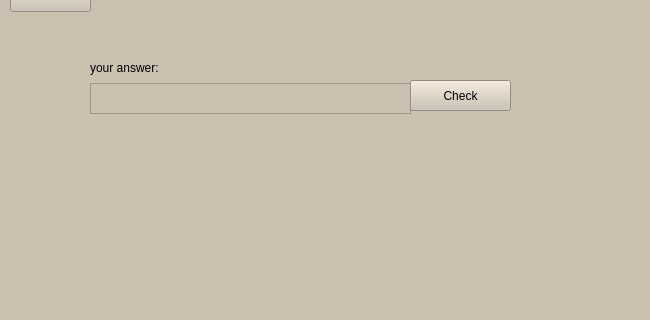
This is mainmenu.ui in University-of-Utah-CS3505/a9-an-educational-app-BrittonJordan as Qt 5 draws it before an edit; both pictures show x 150 to 800 and y 280 to 600 of the 800 by 600 pixel window. The edited form follows.
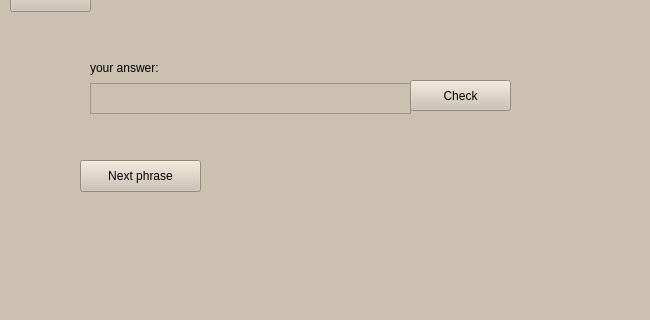
This is the edited form. The open tabs and pages were chosen to show the change. Custom widgets are drawn as their Qt base class.

Commit message: added support for phrase-description pairs in Field Practice.

```diff
--- a/mainmenu.ui
+++ b/mainmenu.ui
@@ -1390,14 +1390,27 @@
        <rect>
         <x>100</x>
         <y>410</y>
-        <width>241</width>
-        <height>16</height>
+        <width>411</width>
+        <height>21</height>
        </rect>
       </property>
       <property name="text">
        <string/>
       </property>
      </widget>
+     <widget class="QPushButton" name="nextPhraseButton">
+      <property name="geometry">
+       <rect>
+        <x>90</x>
+        <y>440</y>
+        <width>121</width>
+        <height>32</height>
+       </rect>
+      </property>
+      <property name="text">
+       <string>Next phrase</string>
+      </property>
+     </widget>
      <zorder>fieldPracticeLabel</zorder>
      <zorder>flashLabel</zorder>
      <zorder>userAnswerBox</zorder>
```
Left out of the diff: 3 changed lines with no effect on the pictures. The commit also changes 6 other files.
